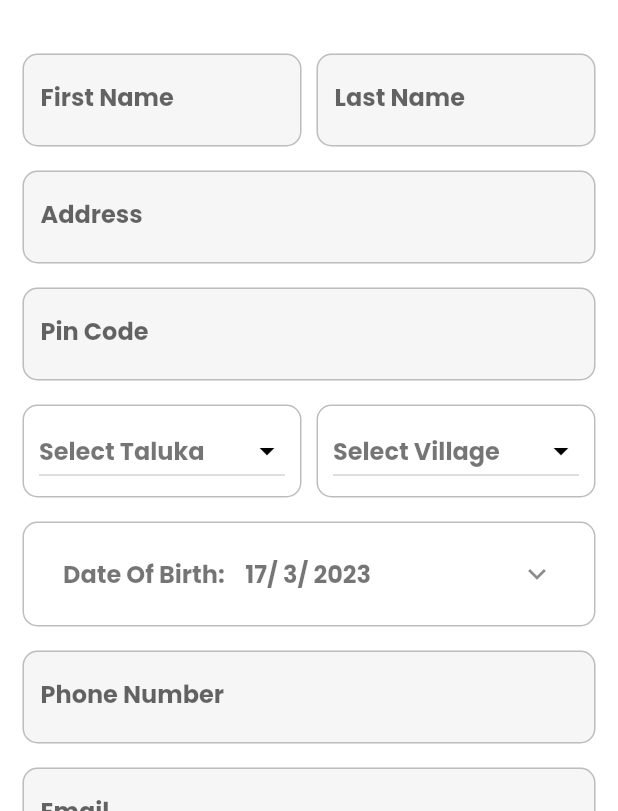
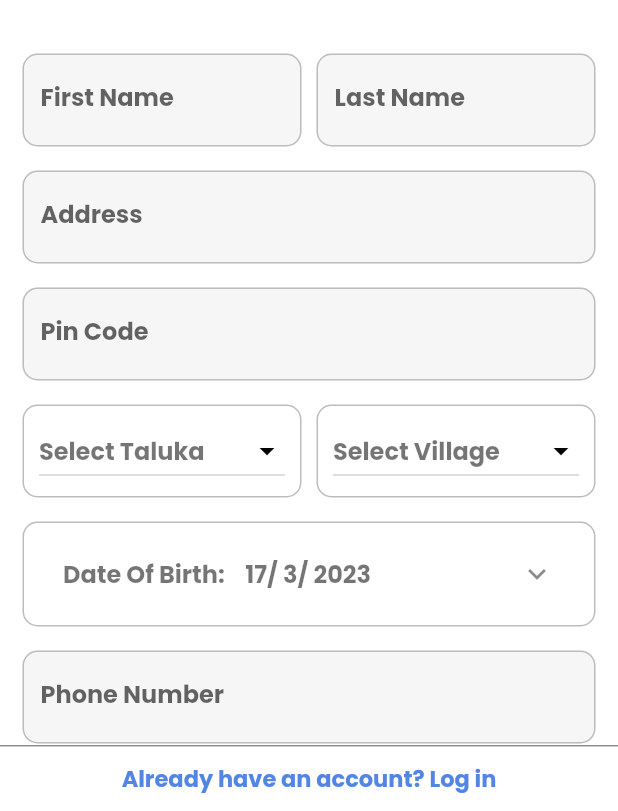
Before and after one commit to Saishrey/wE-Panchayat, a Flutter app: the screen it shows after launch, after a tap on "Log in", after a tap on "Don’t have an account? Sign up", on a phone screen of 412 x 824 dp, the part 425-1236 px from its top. Run offline on Flutter 3.47's test engine with Material 2 defaults, Android fonts, the phone set to English and light mode, and no system bars; missing offline and left inert: dob_input_field.

```diff
--- a/lib/auth/login.dart
+++ b/lib/auth/login.dart
@@ -39,6 +39,10 @@ class _LoginState extends State<Login> {
         resizeToAvoidBottomInset: false,
         backgroundColor: Colors.transparent,
         body: Column(
+          children: [
+            Expanded(
+              child: SingleChildScrollView(
+                child: Column(
                   crossAxisAlignment: CrossAxisAlignment.center,
                   mainAxisAlignment: MainAxisAlignment.center,
                   children: <Widget>[
@@ -228,8 +232,12 @@ class _LoginState extends State<Login> {
                             ],
                           ),
                         )),
-            Expanded(
-              child: Align(
+
+                  ],
+                ),
+              ),
+            ),
+            Align(
               alignment: Alignment.bottomCenter,
               child: Column(
                 mainAxisSize: MainAxisSize.min,
@@ -260,7 +268,8 @@ class _LoginState extends State<Login> {
                         onTap: () {
                           Navigator.push(
                             context,
-                              MaterialPageRoute(builder: (context) => SignUp()),
+                            MaterialPageRoute(
+                                builder: (context) => SignUp()),
                           );
                         },
                       ),
@@ -269,7 +278,6 @@ class _LoginState extends State<Login> {
                 ],
               ),
             ),
-            ),
           ],
         ),
       ),
--- a/lib/auth/signup.dart
+++ b/lib/auth/signup.dart
@@ -390,8 +390,10 @@ class _SignUpState extends State<SignUp> {
       child: Scaffold(
         resizeToAvoidBottomInset: true,
         backgroundColor: Colors.transparent,
-        body: SingleChildScrollView(
-          child: Container(
+        body: Column(
+          children: [
+            Expanded(
+              child: SingleChildScrollView(
                 child: Column(
                   crossAxisAlignment: CrossAxisAlignment.center,
                   mainAxisAlignment: MainAxisAlignment.center,
@@ -904,15 +906,19 @@ class _SignUpState extends State<SignUp> {
                                         EdgeInsets.only(top: 15.0, bottom: 15.0),
                                   ),
                                 ),
+                                SizedBox(height: 16),
                               ],
                             ),
                           ),
                         ),
                       ),
                     ),
-                Padding(
-                  padding: EdgeInsets.only(top: 20.0),
-                  child: Column(
+
+                  ],
+                ),
+              ),
+            ),
+            Column(
               mainAxisSize: MainAxisSize.min,
               children: [
                 Divider(
@@ -943,10 +949,7 @@ class _SignUpState extends State<SignUp> {
                 )
               ],
             ),
-                ),
           ],
-            ),
-          ),
         ),
       ),
     );
--- a/lib/main.dart
+++ b/lib/main.dart
@@ -12,6 +12,10 @@ class MyApp extends StatelessWidget {
   // This widget is the root of your application.
   @override
   Widget build(BuildContext context) {
+    SystemChrome.setPreferredOrientations([
+      DeviceOrientation.portraitUp,
+      DeviceOrientation.portraitDown,
+    ]);
     return MaterialApp(
       debugShowCheckedModeBanner: false,
       title: 'wE-Panchayat',
```
Lines whose indentation alone changed are shown as unchanged.
